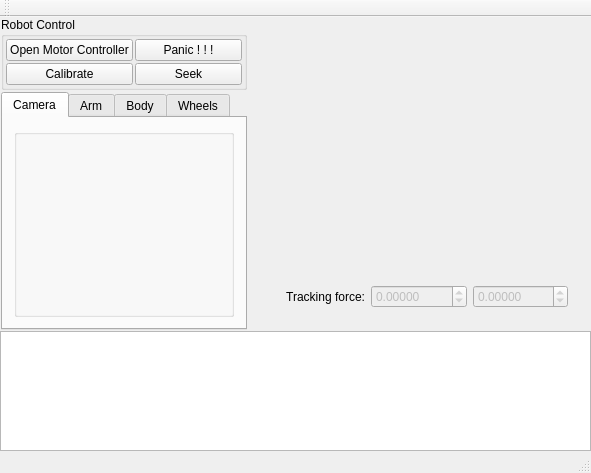
artm/biofame-robot, file RoboShell.ui: the form before one commit.
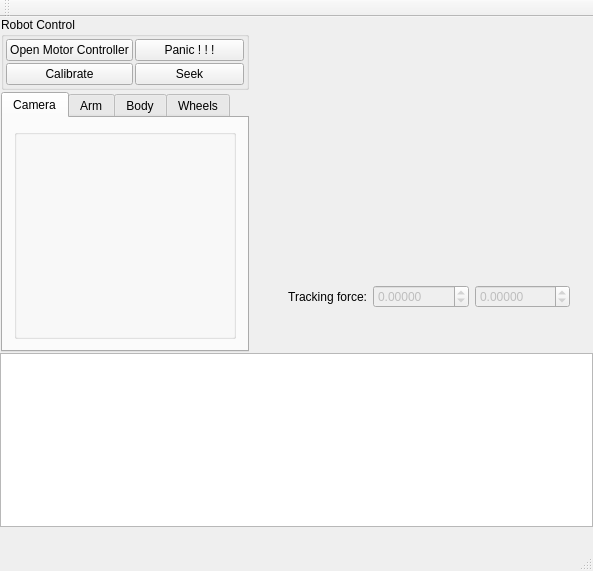
The form after the commit. The open tabs and pages were chosen to show the change. Custom widgets are drawn as their Qt base class.

What changed in the file:
```diff
--- a/RoboShell.ui
+++ b/RoboShell.ui
@@ -6,8 +6,8 @@
    <rect>
     <x>0</x>
     <y>0</y>
-    <width>591</width>
-    <height>473</height>
+    <width>593</width>
+    <height>571</height>
    </rect>
   </property>
   <property name="windowTitle">
@@ -21,8 +21,14 @@
     <property name="spacing">
      <number>1</number>
     </property>
-    <item row="2" column="0" colspan="4">
+    <item row="1" column="0" colspan="4">
      <widget class="QListWidget" name="log">
+      <property name="sizePolicy">
+       <sizepolicy hsizetype="Expanding" vsizetype="Expanding">
+        <horstretch>0</horstretch>
+        <verstretch>0</verstretch>
+       </sizepolicy>
+      </property>
       <property name="showDropIndicator" stdset="0">
        <bool>false</bool>
       </property>
@@ -222,6 +228,19 @@
       </layout>
      </widget>
     </item>
+    <item row="2" column="0" colspan="3">
+     <spacer name="verticalSpacer_2">
+      <property name="orientation">
+       <enum>Qt::Vertical</enum>
+      </property>
+      <property name="sizeHint" stdset="0">
+       <size>
+        <width>20</width>
+        <height>40</height>
+       </size>
+      </property>
+     </spacer>
+    </item>
    </layout>
   </widget>
   <widget class="QMenuBar" name="menuBar">
```
Left out of the diff: 4 changed lines with no effect on the pictures.
